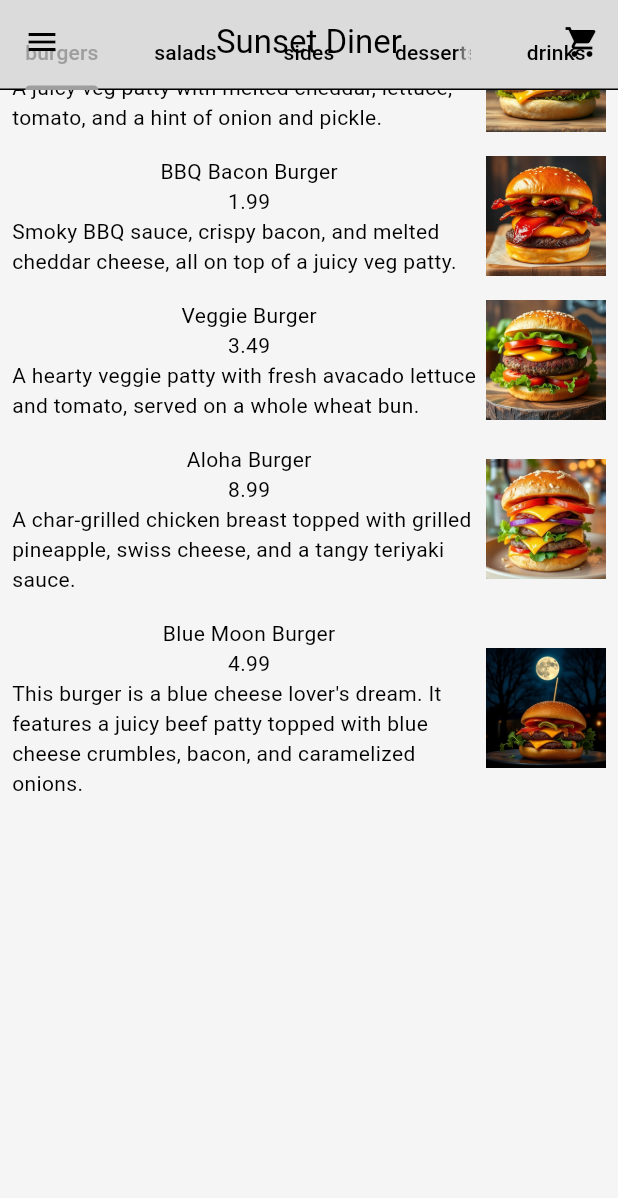
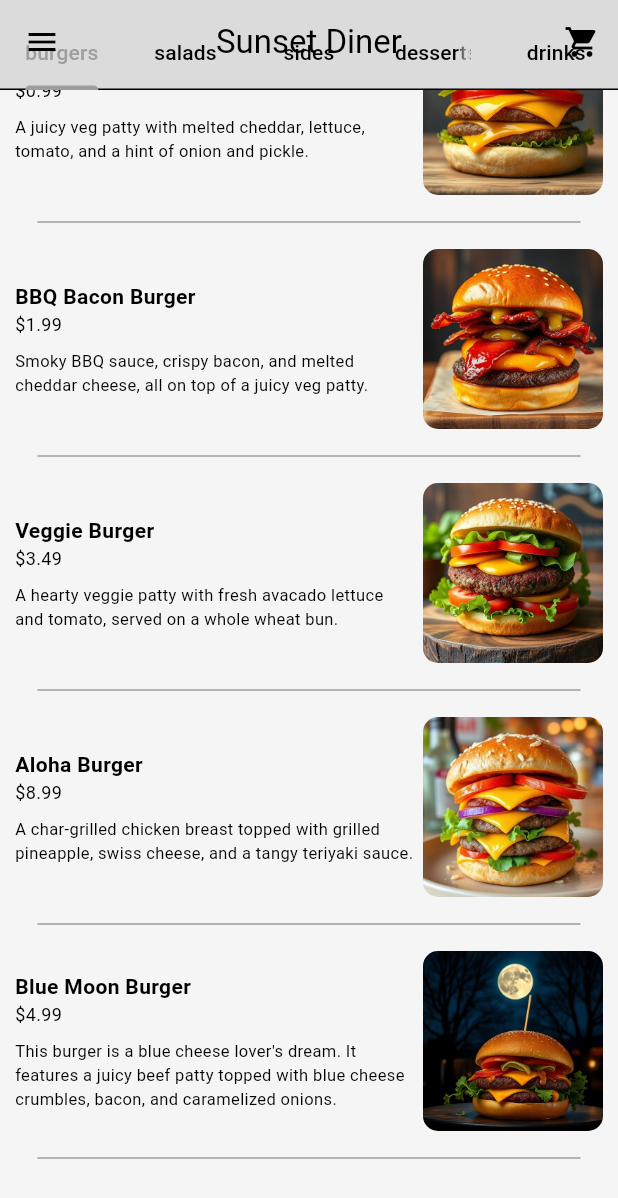
Before and after one commit to DKSingh1604/food_delivery, a Flutter app: the HomePage screen opened directly, scrolled down 340 dp, on a phone screen of 412 x 824 dp. Shown: the top 1198 px of the screen. Run offline on Flutter 3.47's test engine with Material 3 defaults, Android fonts, the phone set to English and light mode, and no system bars.

Commit message:
adding functionality

```diff
--- /dev/null
+++ b/devtools_options.yaml
@@ -0,0 +1,3 @@
+description: This file stores settings for Dart & Flutter DevTools.
+documentation: https://docs.flutter.dev/tools/devtools/extensions#configure-extension-enablement-states
+extensions:
--- a/lib/components/my_food_tile.dart
+++ b/lib/components/my_food_tile.dart
@@ -1,3 +1,5 @@
+// ignore_for_file: prefer_interpolation_to_compose_strings
+
 import 'package:flutter/material.dart';
 import 'package:food_delivery/models/food.dart';
 
@@ -15,30 +17,58 @@ class FoodTile extends StatelessWidget {
   Widget build(BuildContext context) {
     return Column(children: [
       Padding(
-        padding: const EdgeInsets.all(8.0),
+        padding: const EdgeInsets.all(5.0),
+        child: Container(
           child: GestureDetector(
             onTap: onTap,
+            child: Padding(
+              padding: const EdgeInsets.all(5.0),
               child: Row(
                 children: [
                   //text food details
                   Expanded(
                     child: Column(
+                      crossAxisAlignment: CrossAxisAlignment.start,
                       children: [
-                      Text(food.name),
-                      Text(food.price.toString()),
-                      Text(food.description),
+                        Text(
+                          food.name,
+                          style: const TextStyle(fontWeight: FontWeight.bold),
+                        ),
+                        Text(
+                          "\$" + food.price.toString(),
+                          style: const TextStyle(fontSize: 12),
+                        ),
+                        const SizedBox(height: 8),
+                        Text(
+                          food.description,
+                          style: const TextStyle(fontSize: 11),
+                        ),
                       ],
                     ),
                   ),
 
                   //food image
-                Image.asset(
+                  Padding(
+                    padding: const EdgeInsets.only(left: 5.0),
+                    child: ClipRRect(
+                      borderRadius: BorderRadius.circular(10),
+                      child: Image.asset(
                         food.imagePath,
-                  height: 80,
+                        height: 120,
+                      ),
+                    ),
                   ),
                 ],
-            )),
-      )
+              ),
+            ),
+          ),
+        ),
+      ),
+      Divider(
+        color: Theme.of(context).colorScheme.primary,
+        endIndent: 25,
+        indent: 25,
+      ),
     ]);
   }
 }
--- /dev/null
+++ b/lib/models/cart_item.dart
@@ -0,0 +1,19 @@
+import 'package:food_delivery/models/food.dart';
+
+class CartItem {
+  Food food;
+  List<Addon> selectedAddons;
+  int quantity;
+
+  CartItem({
+    required this.food,
+    required this.selectedAddons,
+    this.quantity = 1,
+  });
+
+  double get totalPrice {
+    double addonsPrice =
+        selectedAddons.fold(0, (sum, addon) => sum + addon.price);
+    return (food.price + addonsPrice) * quantity;
+  }
+}
--- a/lib/pages/home_page.dart
+++ b/lib/pages/home_page.dart
@@ -9,6 +9,7 @@ import 'package:food_delivery/components/my_sliver_app_bar.dart';
 import 'package:food_delivery/components/my_tab_bar.dart';
 import 'package:food_delivery/models/food.dart';
 import 'package:food_delivery/models/restaurant.dart';
+import 'package:food_delivery/pages/food_page.dart';
 import 'package:provider/provider.dart';
 
 class HomePage extends StatefulWidget {
@@ -55,7 +56,15 @@ class _HomePageState extends State<HomePage>
           final food = categoryMenu[index];
 
           // return food tile UI
-          return FoodTile(food: food, onTap: () {});
+          return FoodTile(
+            food: food,
+            onTap: () => Navigator.push(
+              context,
+              MaterialPageRoute(
+                builder: (context) => FoodPage(food: food),
+              ),
+            ),
+          );
         },
       );
     }).toList();
--- a/pubspec.yaml
+++ b/pubspec.yaml
@@ -36,6 +36,7 @@ dependencies:
   # Use with the CupertinoIcons class for iOS style icons.
   cupertino_icons: ^1.0.8
   provider: ^6.1.2
+  collection: ^1.18.0
 
 dev_dependencies:
   flutter_test:
```
Also changed, not shown: lib/models/restaurant.dart (+72 -0 lines), lib/pages/food_page.dart (added, +145 -0 lines), assets/images/sides/side2.jpeg (renamed from assets/images/sides/salad2.jpeg), pubspec.lock. Lines whose indentation alone changed are shown as unchanged.
